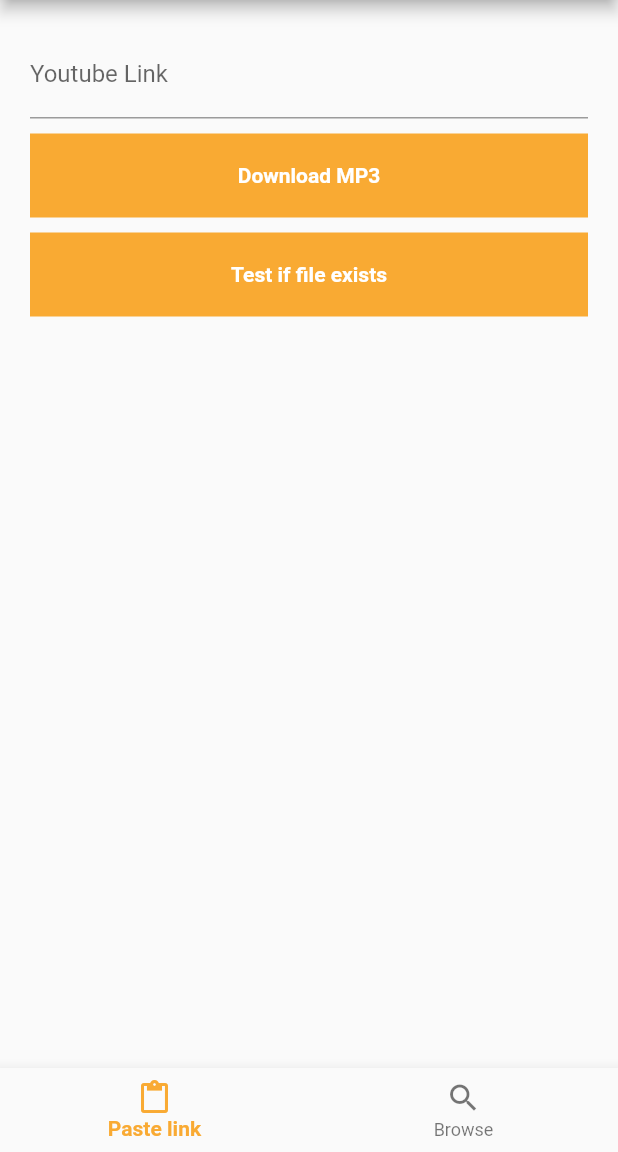
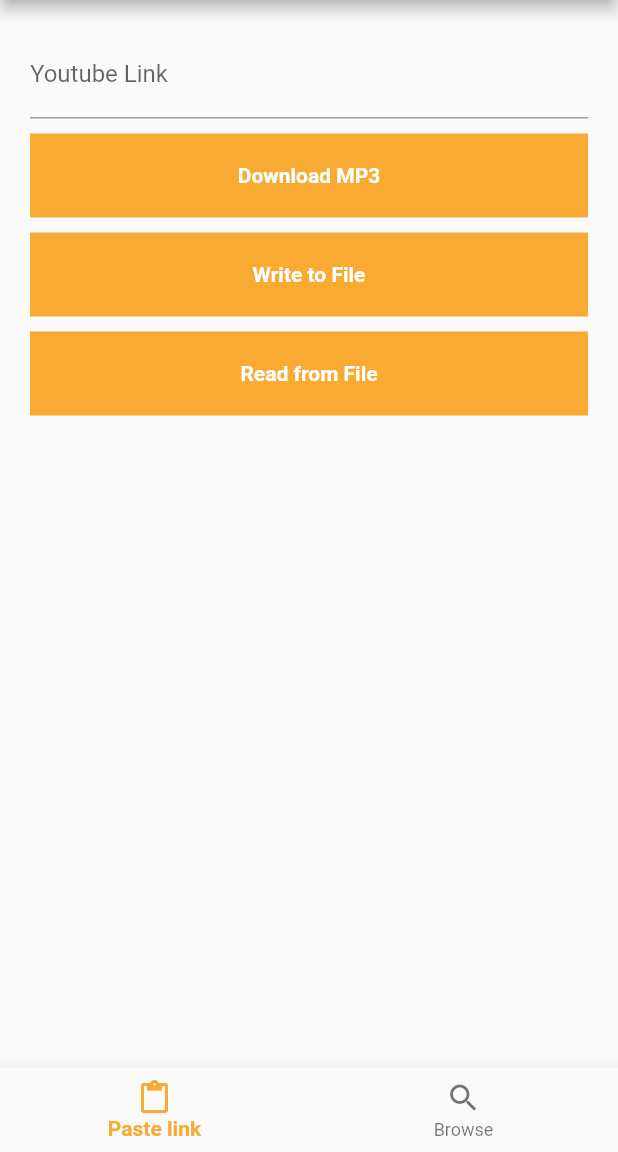
Before and after one commit to EduardCostache/Dead-Mans-Tube, a Flutter app: the screen it shows after launch, on a phone screen of 412 x 824 dp, the part 84-1236 px from its top. Run offline on Flutter 3.47's test engine with Material 2 defaults, Android fonts, the phone set to English and light mode, and no system bars; our stand-ins replace webview_flutter; missing offline and left inert: youtube_explode_dart.

Commit message:
can write music to file

```diff
--- a/lib/Screens/paste_link_screen.dart
+++ b/lib/Screens/paste_link_screen.dart
@@ -51,14 +51,40 @@ class _PasteLinkScreenState extends State<PasteLinkScreen> {
               ),
             ),
             GestureDetector(
-              onTap: () {},
+              onTap: () {
+                var text = _textEditingController.text;
+
+                Download().writeToTestFile(text);
+              },
               child: Container(
                 color: CustomColors.replyOrange(),
                 margin: const EdgeInsets.only(top: 10),
                 padding: const EdgeInsets.all(20),
                 width: MediaQuery.of(context).size.width,
                 child: const Text(
-                  'Test if file exists',
+                  'Write to File',
+                  textAlign: TextAlign.center,
+                  style: TextStyle(
+                    fontWeight: FontWeight.bold,
+                    color: Colors.white,
+                  ),
+                ),
+              ),
+            ),
+            GestureDetector(
+              onTap: () async {
+                var text = await Download().readFromTestFile();
+
+                ScaffoldMessenger.of(context)
+                    .showSnackBar(SnackBar(content: Text(text)));
+              },
+              child: Container(
+                color: CustomColors.replyOrange(),
+                margin: const EdgeInsets.only(top: 10),
+                padding: const EdgeInsets.all(20),
+                width: MediaQuery.of(context).size.width,
+                child: const Text(
+                  'Read from File',
                   textAlign: TextAlign.center,
                   style: TextStyle(
                     fontWeight: FontWeight.bold,
--- a/lib/downloader.dart
+++ b/lib/downloader.dart
@@ -11,41 +11,69 @@ class Download {
     return directory.path;
   }
 
-  void showFile() {}
+  Future<File> get _localFile async {
+    final path = await _localPath;
+    return File('$path/test.txt');
+  }
+
+  Future<File> _videoFile(String videoName) async {
+    final path = await _localPath;
+    return File('$path/$videoName');
+  }
 
   Future<void> downloadAudio(String link) async {
-    final baseStorage = await _localPath;
-
     // Fethching the audio stream from YouTube
     var videoID = link.substring(link.length - 11);
     var yt = YoutubeExplode();
     var video = await yt.videos.get(videoID);
 
+    inspect(video.title);
+    inspect(video.author);
+
     // Get the video manifest.
     var manifest = await yt.videos.streamsClient.getManifest(videoID);
-    var streams = manifest.videoOnly;
+    var streams = manifest.audioOnly;
 
     // Get the audio track with the highest bitrate.
     var audio = streams.first;
     var audioStream = yt.videos.streamsClient.get(audio);
 
-    //var fileName = '${video.title}.${audio.container.name.toString()}';
-    var fileName = 'testing.txt';
+    var fileName = '${video.title}.${audio.container.name.toString()}';
 
-    var file = File('$baseStorage/$fileName');
+    var file = await _videoFile(fileName);
 
     var output = file.openWrite(mode: FileMode.writeOnlyAppend);
 
     await for (final data in audioStream) {
+      inspect('Adding stream');
       output.add(data);
     }
 
     await output.close();
 
-    inspect(video.title);
-    inspect(video.author);
-
     // Close the YoutubeExplode's http client.
     yt.close();
+    inspect('Done');
+  }
+
+  Future<File> writeToTestFile(String text) async {
+    final file = await _localFile;
+
+    // Write the file
+    return file.writeAsString(text);
+  }
+
+  Future<String> readFromTestFile() async {
+    try {
+      final file = await _localFile;
+
+      // Read the file
+      final contents = await file.readAsString();
+
+      return contents;
+    } catch (e) {
+      // If encountering an error, return 0
+      return 'fail';
+    }
   }
 }
```
